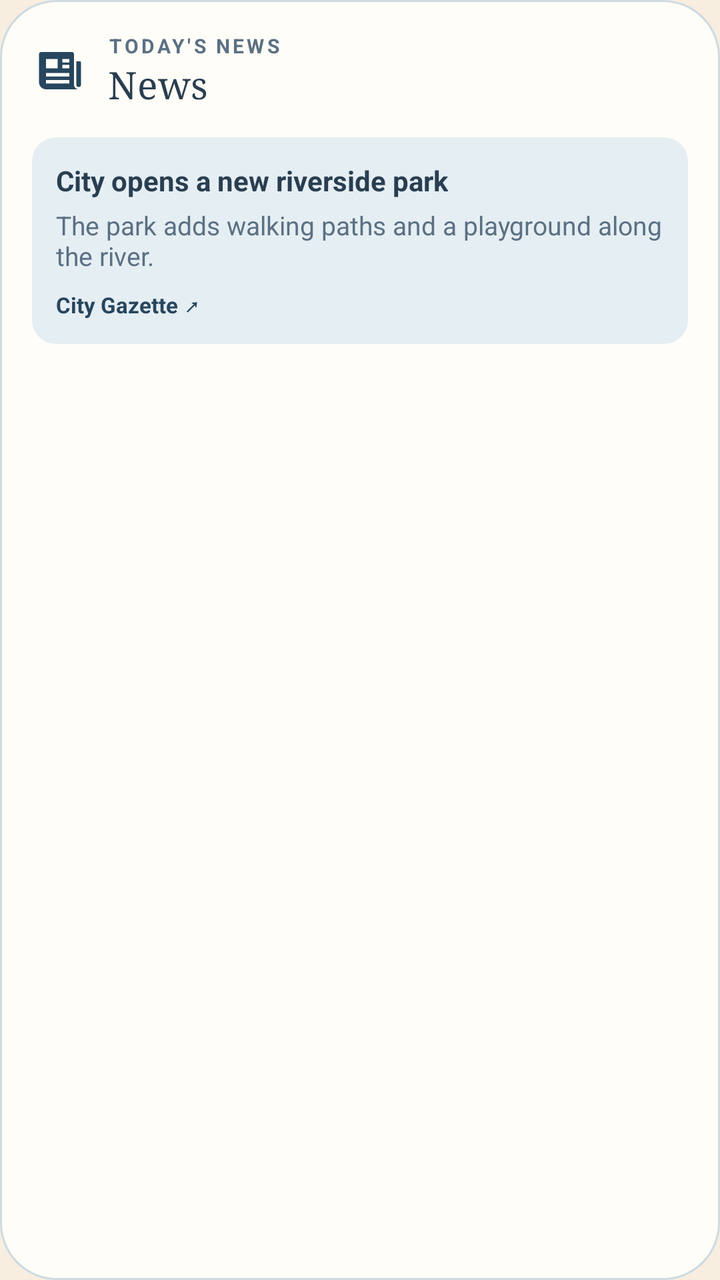
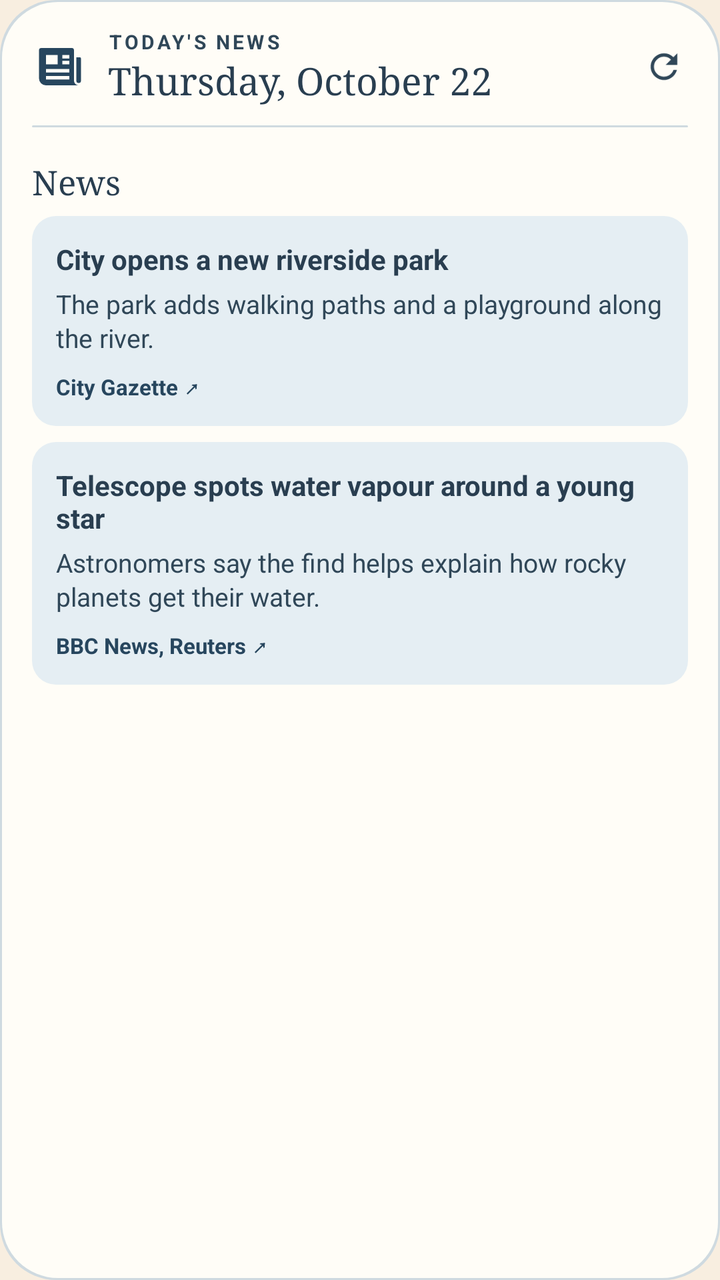

Two renders of the same Android screen: before a commit and after it. Below are the layout's source before the change and the commit's diff.
<!-- AndroidManifest.xml: application theme Screen -->
<!-- res/layout/widget_preview_news.xml -->
<?xml version="1.0" encoding="utf-8"?>
<LinearLayout xmlns:android="http://schemas.android.com/apk/res/android"
    xmlns:tools="http://schemas.android.com/tools"
    android:layout_width="match_parent"
    android:layout_height="match_parent"
    android:background="@drawable/preview_card"
    android:orientation="vertical"
    android:padding="16dp">

    <LinearLayout android:layout_width="match_parent" android:layout_height="wrap_content" android:gravity="center_vertical">
        <ImageView android:layout_width="28dp" android:layout_height="28dp" android:importantForAccessibility="no" android:src="@drawable/ic_news" android:tint="@color/preview_accent" tools:ignore="UseAppTint" />
        <LinearLayout android:layout_width="wrap_content" android:layout_height="wrap_content" android:layout_marginStart="10dp" android:orientation="vertical">
            <TextView android:layout_width="wrap_content" android:layout_height="wrap_content" android:letterSpacing="0.14" android:text="@string/news_label" android:textAllCaps="true" android:textColor="@color/preview_muted" android:textSize="10sp" android:textStyle="bold" />
            <TextView android:layout_width="wrap_content" android:layout_height="wrap_content" android:fontFamily="serif" android:text="@string/widget_news_name" android:textColor="@color/preview_ink" android:textSize="19sp" />
        </LinearLayout>
    </LinearLayout>
    <LinearLayout android:layout_width="match_parent" android:layout_height="wrap_content" android:layout_marginTop="14dp" android:background="@drawable/preview_tile" android:orientation="vertical" android:padding="12dp">
        <TextView android:layout_width="wrap_content" android:layout_height="wrap_content" android:text="@string/preview_news_headline" android:textColor="@color/preview_ink" android:textSize="14sp" android:textStyle="bold" />
        <TextView android:layout_width="wrap_content" android:layout_height="wrap_content" android:layout_marginTop="4dp" android:text="@string/preview_news_summary" android:textColor="@color/preview_muted" android:textSize="13sp" />
        <TextView android:layout_width="wrap_content" android:layout_height="wrap_content" android:layout_marginTop="8dp" android:text="@string/preview_news_source" android:textColor="@color/preview_accent" android:textSize="11sp" android:textStyle="bold" />
    </LinearLayout>
</LinearLayout>
<!-- resources referenced by this layout -->
<resources>
  <color name="preview_accent">#27465E</color>
  <color name="preview_ink">#293E50</color>
  <color name="preview_muted">#5B7083</color>
  <!-- drawable ic_news (drawable) -->
  <?xml version="1.0" encoding="utf-8"?>
  <vector xmlns:android="http://schemas.android.com/apk/res/android"
      android:width="24dp" android:height="24dp" android:viewportWidth="24" android:viewportHeight="24">
      <path android:fillColor="#FFFFFFFF" android:pathData="M4,4h13a1,1 0,0 1,1 1v13a2,2 0,0 0,2 2H6a3,3 0,0 1,-3 -3V5a1,1 0,0 1,1 -1zM6,7v4h5V7zM13,7v1.5h3V7zM13,9.5V11h3V9.5zM6,13v1.5h10V13zM6,16v1.5h10V16z" />
      <path android:fillColor="#FFFFFFFF" android:pathData="M19,8h1.5a0.5,0.5 0,0 1,0.5 0.5V18a1,1 0,0 1,-2 0z" />
  </vector>
  <!-- drawable preview_card (drawable) -->
  <?xml version="1.0" encoding="utf-8"?>
  <shape xmlns:android="http://schemas.android.com/apk/res/android">
      <solid android:color="@color/preview_surface" />
      <stroke android:width="1dp" android:color="@color/preview_line" />
      <corners android:radius="@dimen/widget_radius" />
  </shape>
  <!-- drawable preview_tile (drawable) -->
  <?xml version="1.0" encoding="utf-8"?>
  <shape xmlns:android="http://schemas.android.com/apk/res/android">
      <solid android:color="@color/preview_wash" />
      <corners android:radius="12dp" />
  </shape>
  <string name="news_label">Today\'s news</string>
  <string name="preview_news_headline">City opens a new riverside park</string>
  <string name="preview_news_source">City Gazette  ↗</string>
  <string name="preview_news_summary">The park adds walking paths and a playground along the river.</string>
  <string name="widget_news_name">News</string>
  <style name="Screen" parent="@android:style/Theme.Material.Light.NoActionBar">
          <item name="android:windowBackground">@color/background</item>
          <item name="android:colorAccent">@color/sun</item>
          <item name="android:textColorPrimary">@color/ink</item>
          <item name="android:windowLightStatusBar">true</item>
      </style>
  <color name="preview_surface">#FFFDF7</color>
  <color name="preview_line">#CFDAE0</color>
  <dimen name="widget_radius">16dp</dimen>
  <color name="preview_wash">#E5EEF3</color>
  <color name="background">#F8EEE0</color>
  <color name="sun">#D88B38</color>
  <color name="ink">#2B2620</color>
</resources>

<!-- the commit's change to res/layout/widget_preview_news.xml (unified diff, before → after) -->
@@ -1,22 +1,36 @@
 <?xml version="1.0" encoding="utf-8"?>
-<LinearLayout xmlns:android="http://schemas.android.com/apk/res/android"
+<FrameLayout xmlns:android="http://schemas.android.com/apk/res/android"
     xmlns:tools="http://schemas.android.com/tools"
     android:layout_width="match_parent"
     android:layout_height="match_parent"
-    android:background="@drawable/preview_card"
-    android:orientation="vertical"
-    android:padding="16dp">
+    tools:ignore="UseAppTint">
 
-    <LinearLayout android:layout_width="match_parent" android:layout_height="wrap_content" android:gravity="center_vertical">
-        <ImageView android:layout_width="28dp" android:layout_height="28dp" android:importantForAccessibility="no" android:src="@drawable/ic_news" android:tint="@color/preview_accent" tools:ignore="UseAppTint" />
-        <LinearLayout android:layout_width="wrap_content" android:layout_height="wrap_content" android:layout_marginStart="10dp" android:orientation="vertical">
-            <TextView android:layout_width="wrap_content" android:layout_height="wrap_content" android:letterSpacing="0.14" android:text="@string/news_label" android:textAllCaps="true" android:textColor="@color/preview_muted" android:textSize="10sp" android:textStyle="bold" />
-            <TextView android:layout_width="wrap_content" android:layout_height="wrap_content" android:fontFamily="serif" android:text="@string/widget_news_name" android:textColor="@color/preview_ink" android:textSize="19sp" />
+    <ImageView android:layout_width="match_parent" android:layout_height="match_parent" android:importantForAccessibility="no" android:scaleType="fitXY" android:src="@drawable/round_card" android:tint="@color/preview_line" />
+    <ImageView android:layout_width="match_parent" android:layout_height="match_parent" android:layout_margin="1dp" android:importantForAccessibility="no" android:scaleType="fitXY" android:src="@drawable/round_card" android:tint="@color/preview_surface" />
+
+    <LinearLayout android:layout_width="match_parent" android:layout_height="match_parent" android:orientation="vertical" android:paddingStart="16dp" android:paddingTop="14dp" android:paddingEnd="10dp" android:paddingBottom="6dp">
+        <LinearLayout android:layout_width="match_parent" android:layout_height="wrap_content" android:gravity="center_vertical">
+            <ImageView android:layout_width="28dp" android:layout_height="28dp" android:importantForAccessibility="no" android:src="@drawable/ic_news" android:tint="@color/preview_accent" />
+            <LinearLayout android:layout_width="0dp" android:layout_height="wrap_content" android:layout_marginStart="10dp" android:layout_weight="1" android:orientation="vertical">
+                <TextView android:layout_width="wrap_content" android:layout_height="wrap_content" android:letterSpacing="0.14" android:maxLines="1" android:text="@string/news_label" android:textAllCaps="true" android:textColor="@color/preview_muted" android:textSize="10sp" android:textStyle="bold" />
+                <TextView android:layout_width="wrap_content" android:layout_height="wrap_content" android:ellipsize="end" android:fontFamily="serif" android:maxLines="1" android:text="@string/preview_date" android:textColor="@color/preview_ink" android:textSize="19sp" />
+            </LinearLayout>
+            <ImageView android:layout_width="36dp" android:layout_height="36dp" android:importantForAccessibility="no" android:padding="8dp" android:src="@drawable/ic_refresh" android:tint="@color/preview_muted" />
+        </LinearLayout>
+        <ImageView android:layout_width="match_parent" android:layout_height="1dp" android:layout_marginTop="10dp" android:layout_marginEnd="6dp" android:importantForAccessibility="no" android:scaleType="fitXY" android:src="@drawable/round_card" android:tint="@color/preview_line" />
+
+        <LinearLayout android:layout_width="match_parent" android:layout_height="wrap_content" android:orientation="vertical" android:paddingTop="4dp" android:paddingEnd="6dp">
+            <TextView android:layout_width="match_parent" android:layout_height="wrap_content" android:paddingTop="12dp" android:paddingBottom="2dp" android:fontFamily="serif" android:text="@string/preview_briefing_section" android:textColor="@color/preview_ink" android:textSize="17sp" />
+            <LinearLayout android:layout_width="match_parent" android:layout_height="wrap_content" android:layout_marginTop="4dp" android:layout_marginBottom="4dp" android:background="@drawable/round_tile" android:backgroundTint="@color/preview_wash" android:orientation="vertical" android:padding="12dp">
+                <TextView android:layout_width="match_parent" android:layout_height="wrap_content" android:ellipsize="end" android:maxLines="3" android:text="@string/preview_news_headline" android:textColor="@color/preview_ink" android:textSize="14sp" android:textStyle="bold" />
+                <TextView android:layout_width="match_parent" android:layout_height="wrap_content" android:layout_marginTop="4dp" android:ellipsize="end" android:lineSpacingMultiplier="1.1" android:maxLines="3" android:text="@string/preview_news_summary" android:textColor="@color/preview_muted" android:textSize="13sp" />
+                <TextView android:layout_width="match_parent" android:layout_height="wrap_content" android:layout_marginTop="8dp" android:ellipsize="end" android:maxLines="1" android:text="@string/preview_news_source" android:textColor="@color/preview_accent" android:textSize="11sp" android:textStyle="bold" />
+            </LinearLayout>
+            <LinearLayout android:layout_width="match_parent" android:layout_height="wrap_content" android:layout_marginTop="4dp" android:layout_marginBottom="4dp" android:background="@drawable/round_tile" android:backgroundTint="@color/preview_wash" android:orientation="vertical" android:padding="12dp">
+                <TextView android:layout_width="match_parent" android:layout_height="wrap_content" android:ellipsize="end" android:maxLines="3" android:text="@string/preview_news_headline_two" android:textColor="@color/preview_ink" android:textSize="14sp" android:textStyle="bold" />
+                <TextView android:layout_width="match_parent" android:layout_height="wrap_content" android:layout_marginTop="4dp" android:ellipsize="end" android:lineSpacingMultiplier="1.1" android:maxLines="3" android:text="@string/preview_news_summary_two" android:textColor="@color/preview_muted" android:textSize="13sp" />
+                <TextView android:layout_width="match_parent" android:layout_height="wrap_content" android:layout_marginTop="8dp" android:ellipsize="end" android:maxLines="1" android:text="@string/preview_news_source_two" android:textColor="@color/preview_accent" android:textSize="11sp" android:textStyle="bold" />
+            </LinearLayout>
         </LinearLayout>
     </LinearLayout>
-    <LinearLayout android:layout_width="match_parent" android:layout_height="wrap_content" android:layout_marginTop="14dp" android:background="@drawable/preview_tile" android:orientation="vertical" android:padding="12dp">
-        <TextView android:layout_width="wrap_content" android:layout_height="wrap_content" android:text="@string/preview_news_headline" android:textColor="@color/preview_ink" android:textSize="14sp" android:textStyle="bold" />
-        <TextView android:layout_width="wrap_content" android:layout_height="wrap_content" android:layout_marginTop="4dp" android:text="@string/preview_news_summary" android:textColor="@color/preview_muted" android:textSize="13sp" />
-        <TextView android:layout_width="wrap_content" android:layout_height="wrap_content" android:layout_marginTop="8dp" android:text="@string/preview_news_source" android:textColor="@color/preview_accent" android:textSize="11sp" android:textStyle="bold" />
-    </LinearLayout>
-</LinearLayout>
+</FrameLayout>
<!-- resource entries referenced after the edit -->
@@ -2,7 +2,7 @@
 <resources>
   <color name="preview_accent">#27465E</color>
   <color name="preview_ink">#293E50</color>
-  <color name="preview_muted">#5B7083</color>
+  <color name="preview_muted">#304758</color>
   <!-- drawable ic_news (drawable) -->
   <?xml version="1.0" encoding="utf-8"?>
   <vector xmlns:android="http://schemas.android.com/apk/res/android"
@@ -10,24 +10,33 @@
       <path android:fillColor="#FFFFFFFF" android:pathData="M4,4h13a1,1 0,0 1,1 1v13a2,2 0,0 0,2 2H6a3,3 0,0 1,-3 -3V5a1,1 0,0 1,1 -1zM6,7v4h5V7zM13,7v1.5h3V7zM13,9.5V11h3V9.5zM6,13v1.5h10V13zM6,16v1.5h10V16z" />
       <path android:fillColor="#FFFFFFFF" android:pathData="M19,8h1.5a0.5,0.5 0,0 1,0.5 0.5V18a1,1 0,0 1,-2 0z" />
   </vector>
-  <!-- drawable preview_card (drawable) -->
+  <!-- drawable ic_refresh (drawable) -->
   <?xml version="1.0" encoding="utf-8"?>
-  <shape xmlns:android="http://schemas.android.com/apk/res/android">
-      <solid android:color="@color/preview_surface" />
-      <stroke android:width="1dp" android:color="@color/preview_line" />
+  <vector xmlns:android="http://schemas.android.com/apk/res/android"
+      android:width="20dp" android:height="20dp" android:viewportWidth="24" android:viewportHeight="24">
+      <path android:fillColor="#FFFFFFFF" android:pathData="M17.65,6.35A7.96,7.96 0,0 0,12 4a8,8 0,1 0,7.73 10h-2.08A6,6 0,1 1,12 6c1.66,0 3.14,0.69 4.22,1.78L13,11h7V4l-2.35,2.35z" />
+  </vector>
+  <!-- drawable round_card (drawable) -->
+  <?xml version="1.0" encoding="utf-8"?>
+  <shape xmlns:android="http://schemas.android.com/apk/res/android" android:shape="rectangle">
+      <solid android:color="#FFFFFFFF" />
       <corners android:radius="@dimen/widget_radius" />
   </shape>
-  <!-- drawable preview_tile (drawable) -->
+  <!-- drawable round_tile (drawable) -->
   <?xml version="1.0" encoding="utf-8"?>
-  <shape xmlns:android="http://schemas.android.com/apk/res/android">
-      <solid android:color="@color/preview_wash" />
+  <shape xmlns:android="http://schemas.android.com/apk/res/android" android:shape="rectangle">
+      <solid android:color="#FFFFFFFF" />
       <corners android:radius="12dp" />
   </shape>
   <string name="news_label">Today\'s news</string>
+  <string name="preview_briefing_section">News</string>
+  <string name="preview_date">Thursday, October 22</string>
   <string name="preview_news_headline">City opens a new riverside park</string>
+  <string name="preview_news_headline_two">Telescope spots water vapour around a young star</string>
   <string name="preview_news_source">City Gazette  ↗</string>
+  <string name="preview_news_source_two">BBC News, Reuters  ↗</string>
   <string name="preview_news_summary">The park adds walking paths and a playground along the river.</string>
-  <string name="widget_news_name">News</string>
+  <string name="preview_news_summary_two">Astronomers say the find helps explain how rocky planets get their water.</string>
   <style name="Screen" parent="@android:style/Theme.Material.Light.NoActionBar">
           <item name="android:windowBackground">@color/background</item>
           <item name="android:colorAccent">@color/sun</item>
